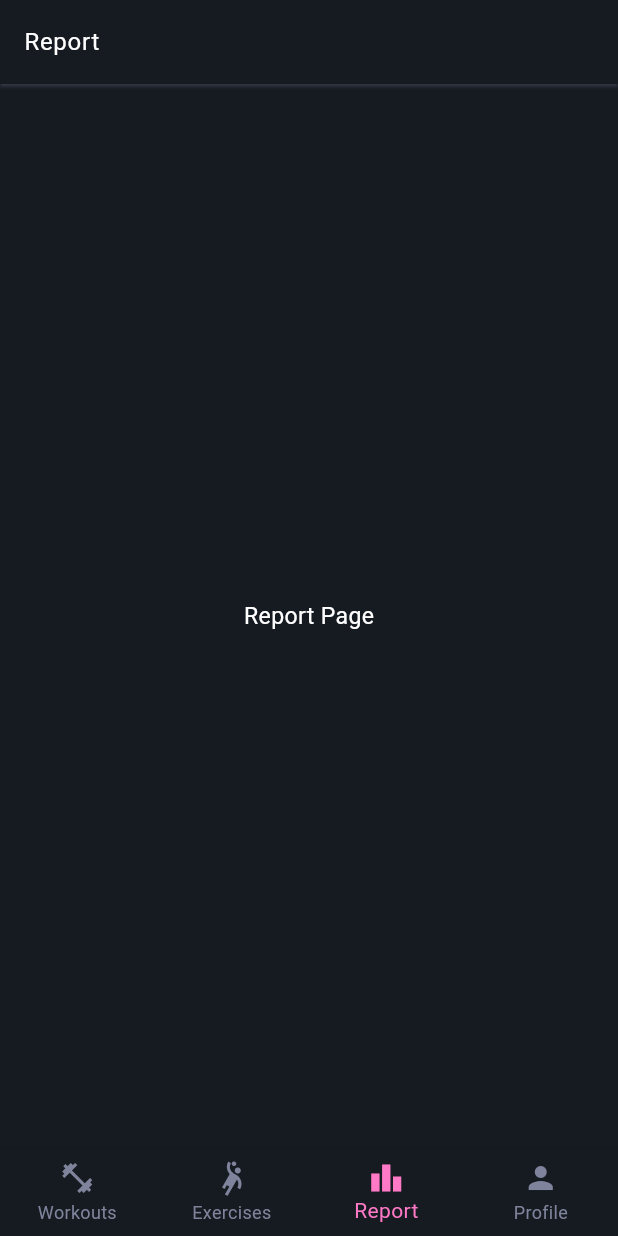
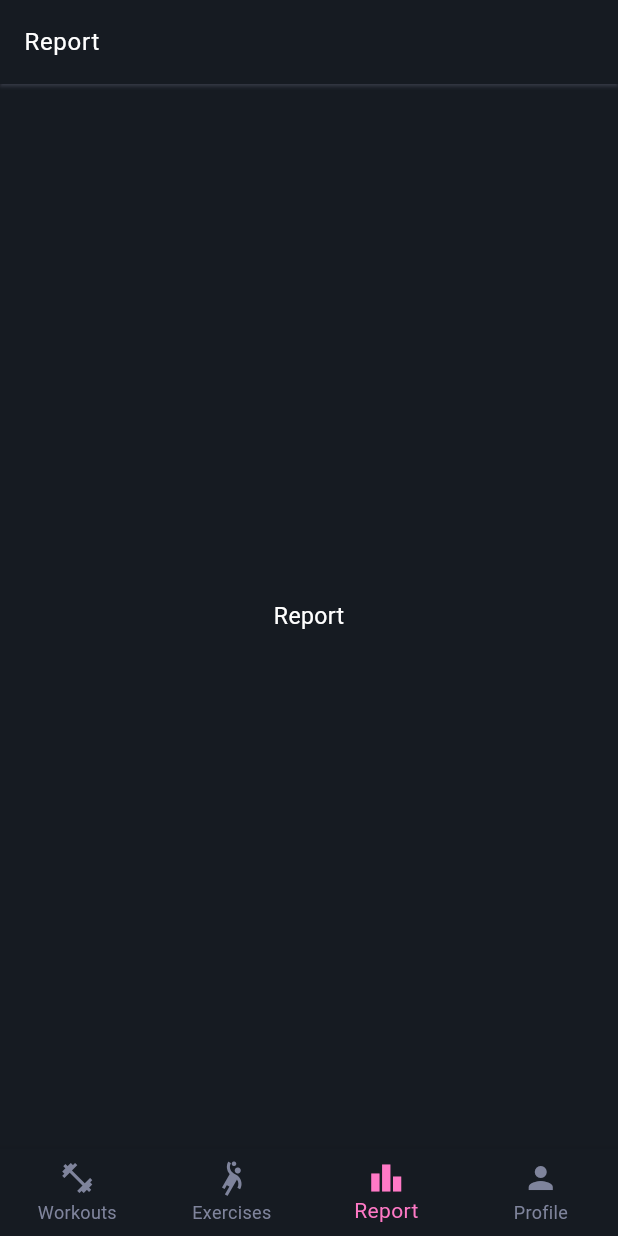
Before and after one commit to baguilar6174/flutter-gimnario-app, a Flutter app: the screen it shows after launch, item 3 of the bottom bar chosen, on a phone screen of 412 x 824 dp. Run offline on Flutter 3.47's test engine with Material 3 defaults, Android fonts, the phone set to English and light mode, and no system bars; our stand-ins replace flutter_screenutil, go_router; generated files the repository leaves out were written again; statements that could not run were skipped.

Commit message:
✨  feat: Add internationalization

```diff
--- /dev/null
+++ b/l10n.yaml
@@ -0,0 +1,6 @@
+arb-dir: lib/core/localization
+output-dir: lib/core/localization/generated
+template-arb-file: intl_en.arb
+output-localization-file: strings.dart
+output-class: Strings
+synthetic-package: false
--- a/lib/core/core.dart
+++ b/lib/core/core.dart
@@ -1,2 +1,3 @@
 export 'constant.dart';
 export 'resources/resources.dart';
+export 'localization/localization.dart';
--- /dev/null
+++ b/lib/core/localization/intl_en.arb
@@ -0,0 +1,6 @@
+{
+  "excercise": "Exercises",
+  "workout": "Workouts",
+  "report": "Report",
+  "profile": "Profile"
+}
--- /dev/null
+++ b/lib/core/localization/intl_es.arb
@@ -0,0 +1,6 @@
+{
+  "excercise": "Ejercicios",
+  "workout": "Entrenamientos",
+  "report": "Reporte",
+  "profile": "Perfil"
+}
--- /dev/null
+++ b/lib/core/localization/l10n.dart
@@ -0,0 +1,10 @@
+import 'package:flutter/material.dart';
+
+class L10n {
+  L10n._();
+
+  static final all = [
+    const Locale('es', 'EC'),
+    const Locale('en', 'US'),
+  ];
+}
--- /dev/null
+++ b/lib/core/localization/localization.dart
@@ -0,0 +1,2 @@
+export 'generated/strings.dart';
+export 'l10n.dart';
--- a/lib/features/common/presentation/widgets/bottom_navigation.dart
+++ b/lib/features/common/presentation/widgets/bottom_navigation.dart
@@ -1,4 +1,6 @@
 import 'package:flutter/material.dart';
+
+import 'package:flutter_gimnario_app/core/core.dart';
 
 class CustomBottomNavigationBar extends StatelessWidget {
   final int currentIndex;
@@ -19,19 +21,19 @@ class CustomBottomNavigationBar extends StatelessWidget {
       items: [
         BottomNavigationBarItem(
           icon: Icon(Icons.fitness_center),
-          label: 'Workouts',
+          label: Strings.of(context)!.workout,
         ),
         BottomNavigationBarItem(
           icon: Icon(Icons.sports_handball),
-          label: 'Exercises',
+          label: Strings.of(context)!.excercise,
         ),
         BottomNavigationBarItem(
           icon: Icon(Icons.leaderboard),
-          label: 'Report',
+          label: Strings.of(context)!.report,
         ),
         BottomNavigationBarItem(
           icon: Icon(Icons.person),
-          label: 'Profile',
+          label: Strings.of(context)!.profile,
         ),
       ],
     );
--- a/lib/features/excercise/presentation/pages/excercise_page.dart
+++ b/lib/features/excercise/presentation/pages/excercise_page.dart
@@ -1,5 +1,6 @@
 import 'package:flutter/material.dart';
 
+import 'package:flutter_gimnario_app/core/core.dart';
 import 'package:flutter_gimnario_app/features/features.dart';
 
 class ExcercisePage extends StatelessWidget {
@@ -8,9 +9,9 @@ class ExcercisePage extends StatelessWidget {
   @override
   Widget build(BuildContext context) {
     return Scaffold(
-      appBar: CustomAppBar(title: "Excercises"),
+      appBar: CustomAppBar(title: Strings.of(context)!.excercise),
       body: Center(
-        child: Text('Excercises Page'),
+        child: Text(Strings.of(context)!.excercise),
       ),
     );
   }
--- a/lib/features/profile/presentation/pages/profile_page.dart
+++ b/lib/features/profile/presentation/pages/profile_page.dart
@@ -1,5 +1,6 @@
 import 'package:flutter/material.dart';
 
+import 'package:flutter_gimnario_app/core/core.dart';
 import 'package:flutter_gimnario_app/features/features.dart';
 
 class ProfilePage extends StatelessWidget {
@@ -8,9 +9,9 @@ class ProfilePage extends StatelessWidget {
   @override
   Widget build(BuildContext context) {
     return Scaffold(
-      appBar: CustomAppBar(title: "Profile"),
+      appBar: CustomAppBar(title: Strings.of(context)!.profile),
       body: Center(
-        child: Text('Profile Page'),
+        child: Text(Strings.of(context)!.profile),
       ),
     );
   }
--- a/lib/features/report/presentation/pages/report_page.dart
+++ b/lib/features/report/presentation/pages/report_page.dart
@@ -1,5 +1,6 @@
 import 'package:flutter/material.dart';
 
+import 'package:flutter_gimnario_app/core/core.dart';
 import 'package:flutter_gimnario_app/features/features.dart';
 
 class ReportPage extends StatelessWidget {
@@ -8,9 +9,9 @@ class ReportPage extends StatelessWidget {
   @override
   Widget build(BuildContext context) {
     return Scaffold(
-      appBar: CustomAppBar(title: "Report"),
+      appBar: CustomAppBar(title: Strings.of(context)!.report),
       body: Center(
-        child: Text('Report Page'),
+        child: Text(Strings.of(context)!.report),
       ),
     );
   }
--- a/lib/gimnario_app.dart
+++ b/lib/gimnario_app.dart
@@ -1,5 +1,6 @@
 import 'package:flutter/material.dart';
 import 'package:flutter/services.dart';
+import 'package:flutter_localizations/flutter_localizations.dart';
 import 'package:flutter_screenutil/flutter_screenutil.dart';
 
 import 'package:flutter_gimnario_app/core/core.dart';
@@ -24,6 +25,12 @@ class GimnarioApp extends StatelessWidget {
       builder: (context, __) {
         return MaterialApp.router(
           routerConfig: appRouter,
+          localizationsDelegates: const [
+            Strings.delegate,
+            GlobalMaterialLocalizations.delegate,
+            GlobalWidgetsLocalizations.delegate,
+            GlobalCupertinoLocalizations.delegate,
+          ],
           debugShowCheckedModeBanner: false,
           builder: (BuildContext context, Widget? child) {
             final MediaQueryData data = MediaQuery.of(context);
@@ -38,6 +45,8 @@ class GimnarioApp extends StatelessWidget {
           title: Constants.get.appName,
           theme: themeLight(context),
           darkTheme: themeDark(context),
+          locale: Locale("en"),
+          supportedLocales: L10n.all,
           themeMode: ThemeMode.dark,
         );
       },
```
Also changed, not shown: lib/features/workout/presentation/pages/workout_page.dart (+5 -2 lines), pubspec.yaml (+9 -0 lines), pubspec.lock, 2 other files.
